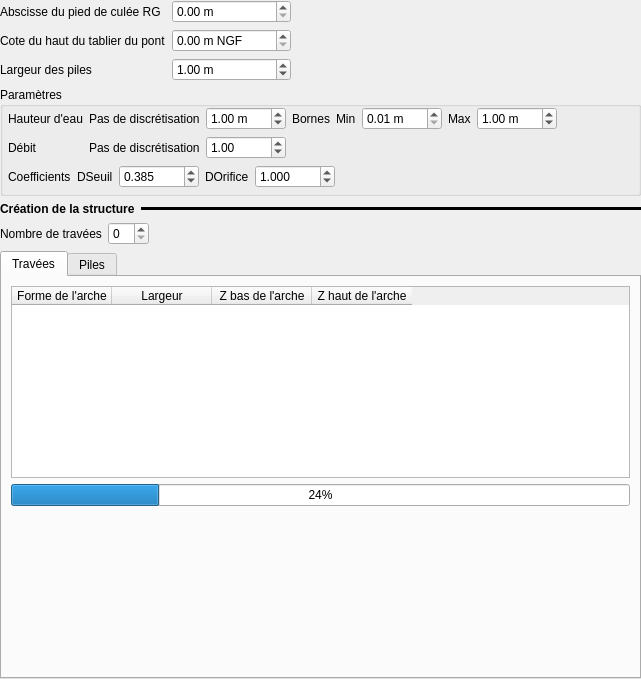
Artelia/Mascaret, file ui/structures/ui_orifice_pa.ui: the form before one commit.
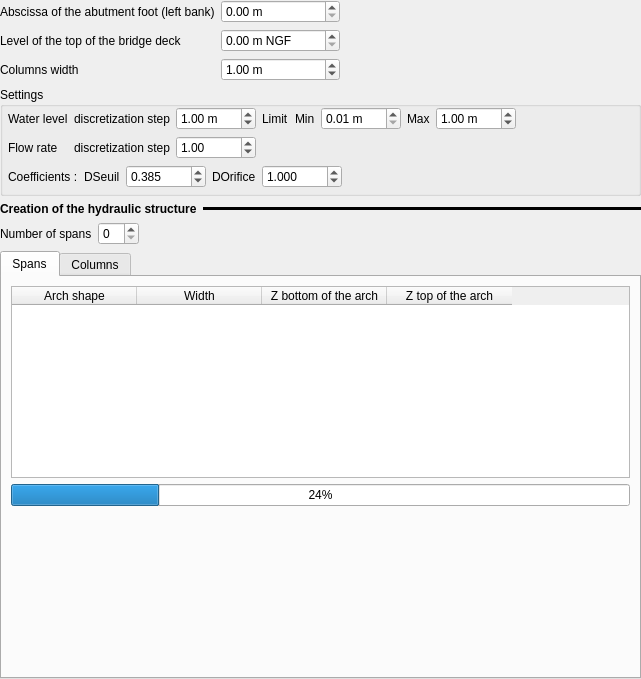
The form after the commit.

What changed in the file:
```diff
--- a/ui/structures/ui_orifice_pa.ui
+++ b/ui/structures/ui_orifice_pa.ui
@@ -63,21 +63,21 @@
      <item row="1" column="0">
       <widget class="QLabel" name="label_17">
        <property name="text">
-        <string>Abscisse du pied de culée RG</string>
+        <string>Abscissa of the abutment foot (left bank)</string>
        </property>
       </widget>
      </item>
      <item row="2" column="0">
       <widget class="QLabel" name="label_6">
        <property name="text">
-        <string>Cote du haut du tablier du pont</string>
+        <string>Level of the top of the bridge deck</string>
        </property>
       </widget>
      </item>
      <item row="3" column="0">
       <widget class="QLabel" name="label_2">
        <property name="text">
-        <string>Largeur des piles</string>
+        <string>Columns width</string>
        </property>
       </widget>
      </item>
@@ -121,7 +121,7 @@
    <item>
     <widget class="QGroupBox" name="groupBox_4">
      <property name="title">
-      <string>Paramètres</string>
+      <string>Settings</string>
      </property>
      <layout class="QVBoxLayout" name="verticalLayout_16">
       <property name="leftMargin">
@@ -163,7 +163,7 @@
         <item row="0" column="0">
          <widget class="QLabel" name="label_29">
           <property name="text">
-           <string>Hauteur d'eau</string>
+           <string>Water level</string>
           </property>
          </widget>
         </item>
@@ -242,14 +242,14 @@
         <item row="0" column="3">
          <widget class="QLabel" name="label_28">
           <property name="text">
-           <string>Bornes</string>
+           <string>Limit</string>
           </property>
          </widget>
         </item>
         <item row="0" column="1">
          <widget class="QLabel" name="label">
           <property name="text">
-           <string>Pas de discrétisation</string>
+           <string>discretization step</string>
           </property>
          </widget>
         </item>
@@ -275,14 +275,14 @@
         <item row="1" column="1">
          <widget class="QLabel" name="label_4">
           <property name="text">
-           <string>Pas de discrétisation</string>
+           <string>discretization step</string>
           </property>
          </widget>
         </item>
         <item row="1" column="0">
          <widget class="QLabel" name="label_30">
           <property name="text">
-           <string>Débit </string>
+           <string>Flow rate</string>
           </property>
          </widget>
         </item>
@@ -293,7 +293,7 @@
         <item>
          <widget class="QLabel" name="label_3">
           <property name="text">
-           <string>Coefficients</string>
+           <string>Coefficients :</string>
           </property>
          </widget>
         </item>
@@ -384,7 +384,7 @@
         </font>
        </property>
        <property name="text">
-        <string>Création de la structure</string>
+        <string>Creation of the hydraulic structure</string>
        </property>
       </widget>
      </item>
@@ -411,7 +411,7 @@
      <item>
       <widget class="QLabel" name="label_18">
        <property name="text">
-        <string>Nombre de travées</string>
+        <string>Number of spans</string>
        </property>
       </widget>
      </item>
@@ -450,7 +450,7 @@
      </property>
      <widget class="QWidget" name="ong_trav">
       <attribute name="title">
-       <string>Travées</string>
+       <string>Spans</string>
       </attribute>
       <layout class="QVBoxLayout" name="verticalLayout_6">
        <item>
@@ -464,27 +464,30 @@
          <property name="alternatingRowColors">
           <bool>true</bool>
          </property>
+         <attribute name="horizontalHeaderDefaultSectionSize">
+          <number>125</number>
+         </attribute>
          <attribute name="verticalHeaderDefaultSectionSize">
           <number>24</number>
          </attribute>
          <column>
           <property name="text">
-           <string>Forme de l'arche</string>
+           <string>Arch shape</string>
           </property>
          </column>
          <column>
           <property name="text">
-           <string>Largeur</string>
+           <string>Width</string>
           </property>
          </column>
          <column>
           <property name="text">
-           <string>Z bas de l'arche</string>
+           <string>Z bottom of the arch</string>
           </property>
          </column>
          <column>
           <property name="text">
-           <string>Z haut de l'arche</string>
+           <string>Z top of the arch</string>
           </property>
          </column>
         </widget>
@@ -513,7 +516,7 @@
      </widget>
      <widget class="QWidget" name="ong_pile">
       <attribute name="title">
-       <string>Piles</string>
+       <string>Columns</string>
       </attribute>
       <layout class="QVBoxLayout" name="verticalLayout_2">
        <item>
```
Left out of the diff: 2 changed lines with no effect on the pictures.
